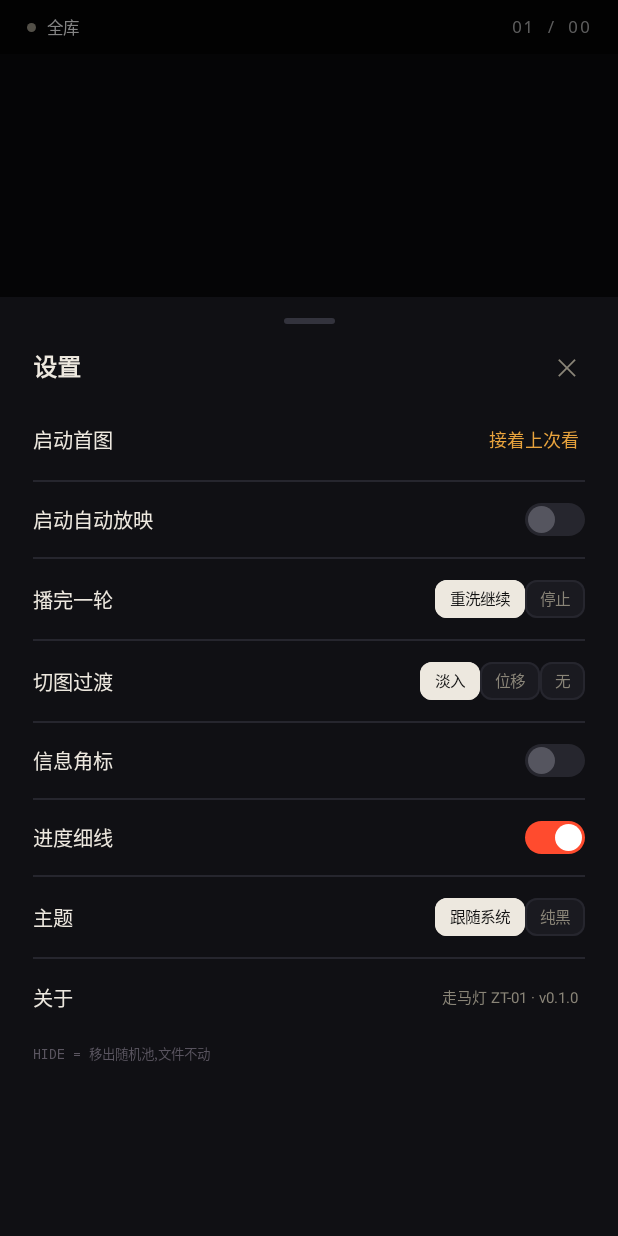
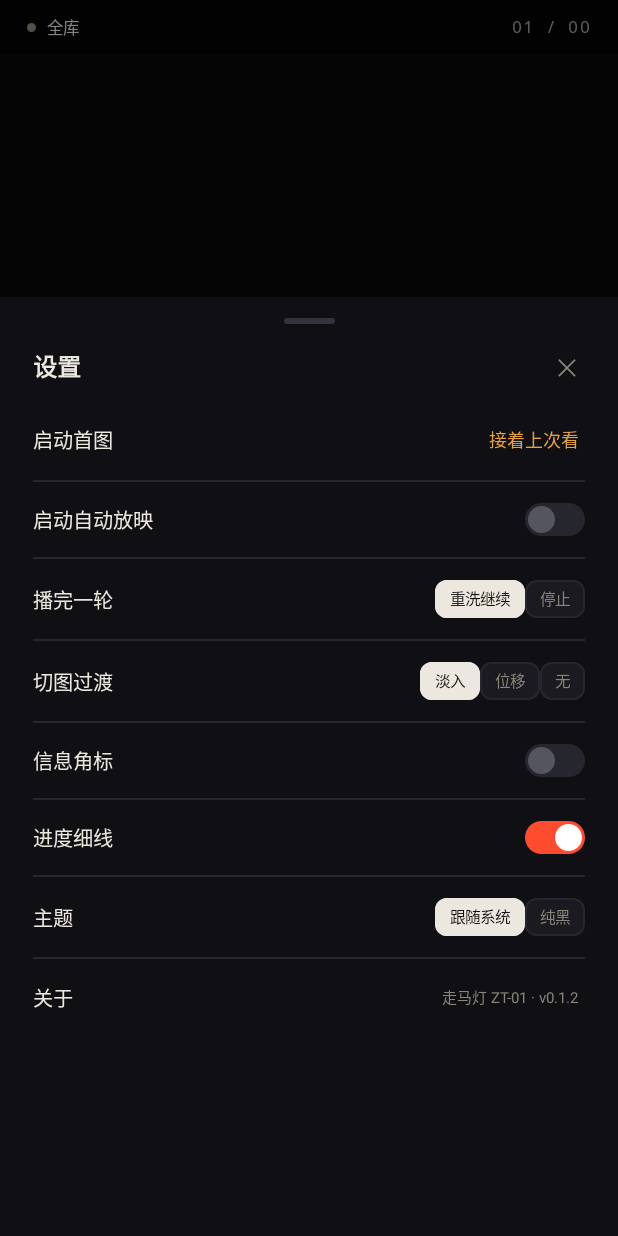
Before and after one commit to OPChips/random-gallery, an Android app built with Jetpack Compose: the screen it shows after launch (MainActivity), after a tap on "图片信息", on a phone screen of 412 x 824 dp. Run offline under Robolectric (Android 15) with nearby library versions, the phone set to English and light mode, and no system bars; 2 other taps on this screen came first.

Commit message:
去掉设置面板里重复的 HIDE 注脚(设计稿只在抽屉有)
关于行版本号改用 BuildConfig.VERSION_NAME 自动生成,不再写死

```diff
--- a/app/build.gradle.kts
+++ b/app/build.gradle.kts
@@ -41,6 +41,7 @@ android {
     }
     buildFeatures {
         compose = true
+        buildConfig = true
     }
 }
 
--- a/app/src/main/java/ke/zoetrope/ui/Sheets.kt
+++ b/app/src/main/java/ke/zoetrope/ui/Sheets.kt
@@ -18,6 +18,7 @@ import androidx.compose.ui.unit.dp
 import androidx.compose.ui.unit.em
 import androidx.compose.ui.unit.sp
 import androidx.exifinterface.media.ExifInterface
+import ke.zoetrope.BuildConfig
 import ke.zoetrope.data.Library
 import ke.zoetrope.data.Photo
 import java.text.SimpleDateFormat
@@ -201,16 +202,11 @@ fun SettingsSheet(
             title = "关于",
             right = {
                 Text(
-                    "走马灯 ZT-01 · v0.1.0",
+                    "走马灯 ZT-01 · v${BuildConfig.VERSION_NAME}",
                     color = DimText, fontSize = 10.sp,
                     modifier = Modifier.clickable { onClose(); onReplayPerm() }.padding(4.dp)
                 )
             }
-        )
-        Text(
-            "HIDE = 移出随机池,文件不动",
-            color = Color(0xFF5A5560), fontSize = 9.sp, fontFamily = FontFamily.Monospace,
-            modifier = Modifier.padding(horizontal = 22.dp, vertical = 10.dp)
         )
     }
 
```
